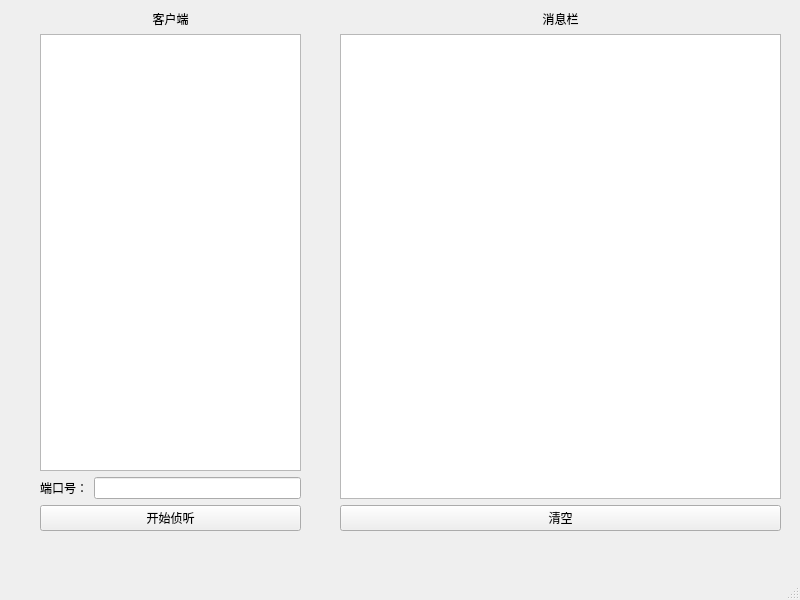
This is mainwindow.ui in ztmail723/ComputerNetworkProject-Server as Qt 5 draws it before an edit. The edited form follows.
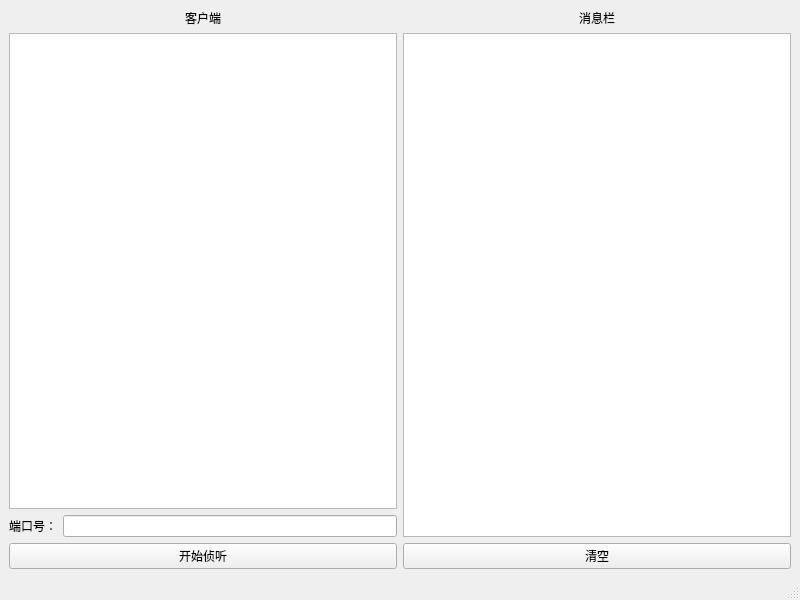
This is the edited form.

Patch:
```diff
--- a/mainwindow.ui
+++ b/mainwindow.ui
@@ -14,47 +14,8 @@
    <string>MainWindow</string>
   </property>
   <widget class="QWidget" name="centralwidget">
-   <widget class="QWidget" name="verticalLayoutWidget">
-    <property name="geometry">
-     <rect>
-      <x>340</x>
-      <y>10</y>
-      <width>441</width>
-      <height>521</height>
-     </rect>
-    </property>
-    <layout class="QVBoxLayout" name="verticalLayout">
+   <layout class="QHBoxLayout" name="horizontalLayout">
      <item>
-      <widget class="QLabel" name="msgLabel">
-       <property name="text">
-        <string>消息栏</string>
-       </property>
-       <property name="alignment">
-        <set>Qt::AlignCenter</set>
-       </property>
-      </widget>
-     </item>
-     <item>
-      <widget class="QTextBrowser" name="msgTextBrowser"/>
-     </item>
-     <item>
-      <widget class="QPushButton" name="clearButton">
-       <property name="text">
-        <string>清空</string>
-       </property>
-      </widget>
-     </item>
-    </layout>
-   </widget>
-   <widget class="QWidget" name="gridLayoutWidget">
-    <property name="geometry">
-     <rect>
-      <x>40</x>
-      <y>10</y>
-      <width>261</width>
-      <height>521</height>
-     </rect>
-    </property>
     <layout class="QGridLayout" name="gridLayout">
      <item row="3" column="0" colspan="2">
       <widget class="QPushButton" name="listenButton">
@@ -91,7 +52,32 @@
       </widget>
      </item>
     </layout>
-   </widget>
+    </item>
+    <item>
+     <layout class="QVBoxLayout" name="verticalLayout">
+      <item>
+       <widget class="QLabel" name="msgLabel">
+        <property name="text">
+         <string>消息栏</string>
+        </property>
+        <property name="alignment">
+         <set>Qt::AlignCenter</set>
+        </property>
+       </widget>
+      </item>
+      <item>
+       <widget class="QTextBrowser" name="msgTextBrowser"/>
+      </item>
+      <item>
+       <widget class="QPushButton" name="clearButton">
+        <property name="text">
+         <string>清空</string>
+        </property>
+       </widget>
+      </item>
+     </layout>
+    </item>
+   </layout>
   </widget>
   <widget class="QMenuBar" name="menubar">
    <property name="geometry">
```
Lines whose indentation alone changed are shown as unchanged.
